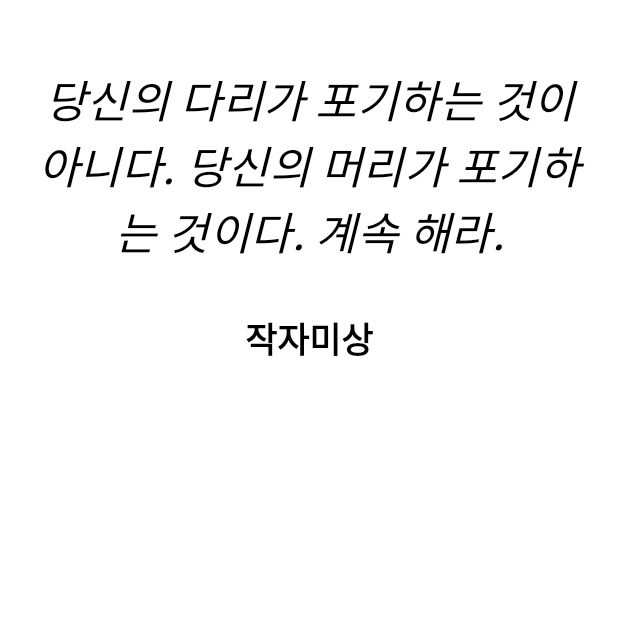
After one commit to ProjectBCSD2021/HealthRoutineApplication, an Android app: the fragment ProverbFragment shown on its own in the app's theme, on a phone screen of 412 x 824 dp, the top half of it. The commit adds this screen. Run offline under Robolectric (Android 15) with nearby library versions, the phone set to English and light mode, and no system bars; our stand-ins replace data binding.

Commit message:
랜덤 격언 추가

```diff
--- /dev/null
+++ b/app/src/main/java/com/example/healthroutineapplication/fragments/ProverbFragment.kt
@@ -0,0 +1,33 @@
+package com.example.healthroutineapplication.fragments
+
+import android.os.Bundle
+import android.util.Log
+import androidx.fragment.app.Fragment
+import android.view.LayoutInflater
+import android.view.View
+import android.view.ViewGroup
+import androidx.databinding.DataBindingUtil
+import com.example.healthroutineapplication.Proverb
+import com.example.healthroutineapplication.R
+import com.example.healthroutineapplication.databinding.FragmentProverbBinding
+import com.example.healthroutineapplication.getProverbs
+import kotlin.random.Random
+
+class ProverbFragment : Fragment() {
+    lateinit var binding:FragmentProverbBinding
+    private val proverbList:List<Proverb> = getProverbs()
+    override fun onCreateView(
+        inflater: LayoutInflater, container: ViewGroup?,
+        savedInstanceState: Bundle?
+    ): View? {
+        binding = DataBindingUtil.inflate(inflater,R.layout.fragment_proverb,container,false)
+        val randomInt = Random.nextInt(proverbList.size)
+        Log.d("datavvv",randomInt.toString())
+        with(binding){
+            proverbTv.setText(proverbList[randomInt].proverb)
+            proverbPersonTv.setText(proverbList[randomInt].person)
+        }
+        return binding.root
+    }
+
+}
--- a/app/src/main/java/com/example/healthroutineapplication/models/WorkOutData.kt
+++ b/app/src/main/java/com/example/healthroutineapplication/models/WorkOutData.kt
@@ -5,3 +5,8 @@ data class Exercise(
     val name:String,
     val test:Array<String>
 )
+
+data class Proverb(
+    val proverb: String,
+    val person:String
+)
--- a/app/src/main/java/com/example/healthroutineapplication/models/WorkOutList.kt
+++ b/app/src/main/java/com/example/healthroutineapplication/models/WorkOutList.kt
@@ -187,6 +187,22 @@ fun getAbsExerciseList(): List<Exercise> {
     )
 }
 
+fun getProverbs():List<Proverb>{
+    return listOf(
+        Proverb("무슨 일이 있어도 2개 더해." ,"아놀드 슈워제네거"),
+        Proverb("흔들리면 그건 지방이에요" ,"아놀드 슈워제네거"),
+        Proverb("운동할 때 힘든 건 몸이 아니라 네 마음이다." ,"김종국"),
+        Proverb("사람들은 앞모습이 아니라 뒷모습을 보고 감탄해" ,"김종국"),
+        Proverb("자신의 몸에 만족하는 순간 더 이상의 발전은 없다"  ,"강경원"),
+        Proverb("운동 해야 한다. 그렇지 않으면 어느 순간 당신을 고장 날 것이다."  ,"버락 오바마"),
+        Proverb("세상에 있는 유일한 나쁜 운동은 안하는 운동 뿐이다."	 ,"작자미상"),
+        Proverb("그만 두고 싶다는 생각이 들면, 왜 시작했는지 생각하여 보라." ,"작자미상"),
+        Proverb("당신의 다리가 포기하는 것이 아니다. 당신의 머리가 포기하는 것이다. 계속 해라."  ,"작자미상"),
+        Proverb("나는 운동을 한 후 후회한 적은 없다. 하지만 운동을 하지 않은 후 언제나 후회했다." ,"작자미상"),
+        Proverb("너가 오늘 느끼는 고통은 내일 너에게 힘이 될 것이다."  ,"작자미상"),
+    )
+}
+
 val exerciseList = mutableListOf<ExerciseData>()
 
 var choiceRoutineList:List<ExerciseData>? = mutableListOf<ExerciseData>()
--- /dev/null
+++ b/app/src/main/res/layout/fragment_proverb.xml
@@ -0,0 +1,44 @@
+<?xml version="1.0" encoding="utf-8"?>
+<layout
+    xmlns:android="http://schemas.android.com/apk/res/android"
+    xmlns:app="http://schemas.android.com/apk/res-auto"
+    xmlns:tools="http://schemas.android.com/tools">
+
+    <androidx.constraintlayout.widget.ConstraintLayout
+        android:paddingVertical="40dp"
+        android:paddingHorizontal="20dp"
+        android:layout_width="match_parent"
+        android:layout_height="wrap_content"
+        tools:context=".fragments.ProverbFragment">
+
+        <TextView
+            android:id="@+id/proverb_tv"
+            android:layout_width="match_parent"
+            android:layout_height="wrap_content"
+            android:layout_marginTop="4dp"
+            android:text="나는 더 나은 미래를 위해 싸운다."
+            android:gravity="center"
+            android:textColor="@color/black"
+            android:textSize="30sp"
+            android:textStyle="italic"
+            app:layout_constraintEnd_toEndOf="parent"
+            app:layout_constraintHorizontal_bias="0.0"
+            app:layout_constraintStart_toStartOf="parent"
+            app:layout_constraintTop_toTopOf="parent" />
+
+        <TextView
+            android:id="@+id/proverb_person_tv"
+            android:layout_width="wrap_content"
+            android:layout_height="wrap_content"
+            android:layout_marginTop="32dp"
+            android:text="제이스"
+            android:textColor="@color/black"
+            android:textSize="23sp"
+            android:textStyle="bold"
+            app:layout_constraintEnd_toEndOf="parent"
+            app:layout_constraintStart_toStartOf="parent"
+            app:layout_constraintTop_toBottomOf="@+id/proverb_tv" />
+
+    </androidx.constraintlayout.widget.ConstraintLayout>
+
+</layout>
```
Also changed, not shown: app/src/main/java/com/example/healthroutineapplication/activities/WorkOutStartActivity.kt (+26 -7 lines), app/src/main/res/layout/activity_work_out_start.xml (+29 -8 lines).
